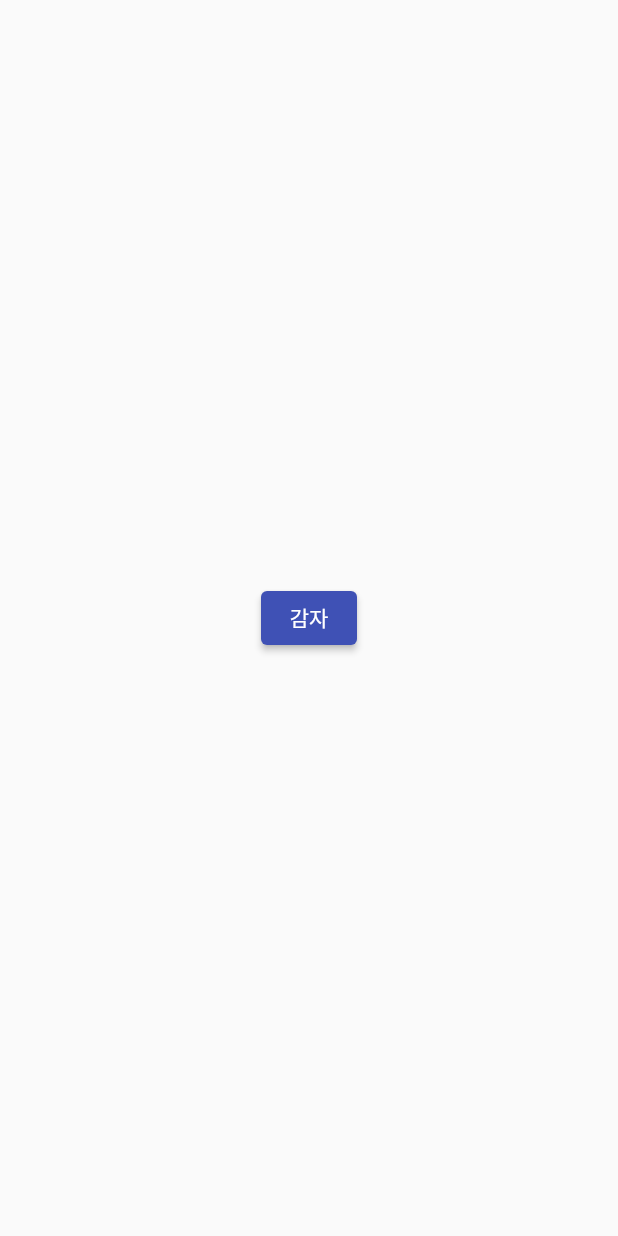
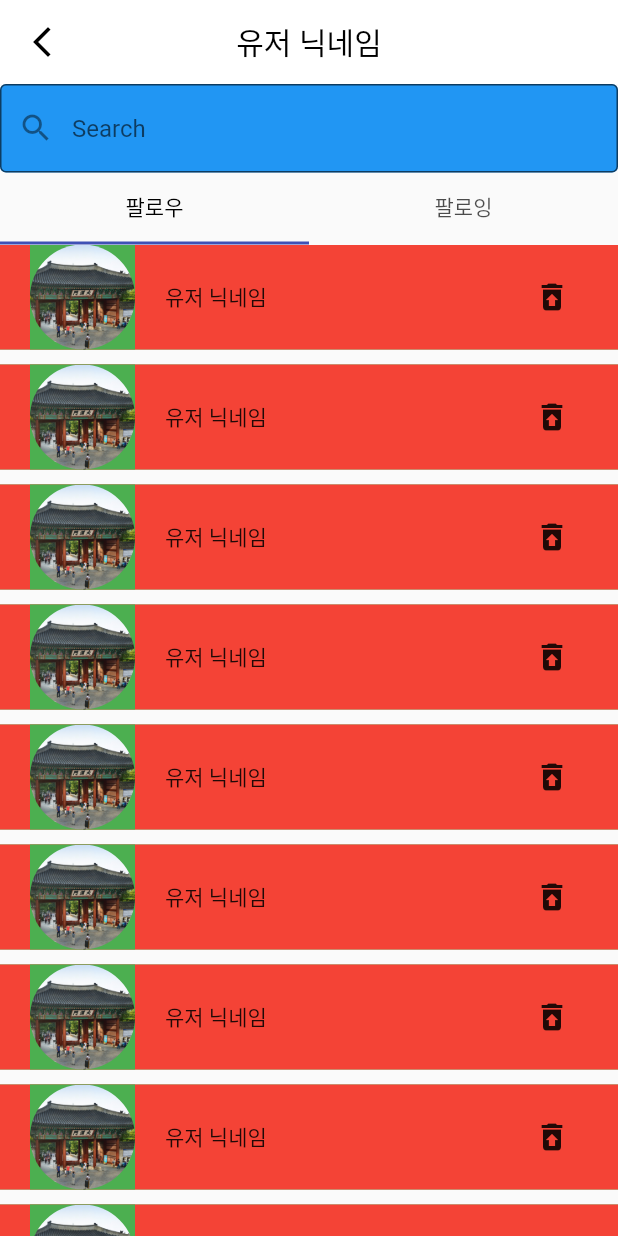
Before and after one commit to Kitjdeh/areastory, a Flutter app: the MypageFollowScreen screen opened directly, on a phone screen of 412 x 824 dp. Run offline on Flutter 3.47's test engine with Material 2 defaults, Android fonts, the phone set to English and light mode, and no system bars; our stand-ins replace beamer, image_picker; network calls fail.

Commit message:
feat: design follower,following List Screen

```diff
--- a/front/lib/component/mypage/follow/follow.dart
+++ b/front/lib/component/mypage/follow/follow.dart
@@ -1,24 +1,103 @@
 import 'package:flutter/material.dart';
+import 'package:front/component/mypage/follow/follower.dart';
+import 'package:front/component/mypage/follow/following.dart';
+import 'package:front/constant/follow_tabs.dart';
 
 class MypageFollowScreen extends StatefulWidget {
-
   const MypageFollowScreen({Key? key}) : super(key: key);
 
   @override
   State<MypageFollowScreen> createState() => _MypageFollowScreenState();
 }
 
-class _MypageFollowScreenState extends State<MypageFollowScreen> {
+class _MypageFollowScreenState extends State<MypageFollowScreen>
+    with TickerProviderStateMixin {
+  String? _inputValue;
+  String? _categoryVal;
+  late final TabController followcontroller;
+
+  @override
+  void initState() {
+    super.initState();
+
+    followcontroller = TabController(length: FOLLOWTABS.length, vsync: this);
+
+    followcontroller.addListener(() {
+      setState(() {});
+    });
+  }
+
   @override
   Widget build(BuildContext context) {
     return Scaffold(
-      body: Center(
-        child: ElevatedButton(
+      appBar: AppBar(
+        title: Text(
+          "유저 닉네임",
+          style: TextStyle(color: Colors.black),
+        ),
+        centerTitle: true,
+        backgroundColor: Colors.white,
+        elevation: 0,
+
+        /// 앱바 그림자효과 제거
+        leading: IconButton(
+          /// 뒤로가기버튼설정
+          icon: Icon(Icons.arrow_back_ios_new_outlined),
+          color: Colors.black,
           onPressed: () {
             Navigator.of(context).pop();
           },
-          child: Text('감자'),
         ),
+      ),
+      body: Column(
+        children: [
+          TextField(
+            decoration: InputDecoration(
+              hintText: "Search",
+
+              /// 배경색을 채운다 -> 배경색 변경 가능.
+              filled: true,
+              fillColor: Colors.blue,
+              border: OutlineInputBorder(),
+              prefixIcon: Icon(Icons.search),
+            ),
+            onChanged: (val) {
+              setState(() {
+                _inputValue = val;
+              });
+            },
+            onSubmitted: (val) {
+              /// 전송할 값
+              print(_inputValue);
+              /// 현재 선택된 탭바 인덱스 -> 0: 팔로우, 1: 팔로잉
+              print(followcontroller.index);
+              /// 입력 완료 후 처리할 로직
+              setState(() {
+                _inputValue = '';
+              });
+            },
+          ),
+          Expanded(
+            child: Container(
+              child: Column(
+                children: [
+                  TabBar(
+                      controller: followcontroller,
+                      labelColor: Colors.black,
+                      tabs: FOLLOWTABS
+                          .map((e) => Tab(
+                                text: e.label,
+                              ))
+                          .toList()),
+                  Expanded(
+                      child: TabBarView(
+                          controller: followcontroller,
+                          children: [FollowerListScreen(), FollowingListScreen(),]))
+                ],
+              ),
+            ),
+          )
+        ],
       ),
     );
   }
--- /dev/null
+++ b/front/lib/component/mypage/follow/follower.dart
@@ -0,0 +1,87 @@
+import 'package:flutter/material.dart';
+
+class FollowerListScreen extends StatelessWidget {
+  final List<int> numbers = List.generate(100, (index) => index);
+
+  FollowerListScreen({Key? key}) : super(key: key);
+
+  @override
+  Widget build(BuildContext context) {
+    return Scaffold(
+      body: renderSeparated(),
+    );
+  }
+
+  Widget renderSeparated() {
+    return ListView.separated(
+      itemCount: 100,
+      itemBuilder: (context, index) {
+        return renderContainer();
+      },
+      separatorBuilder: (context, index) {
+        return SizedBox(
+          height: 10,
+        );
+      },
+    );
+  }
+
+  Widget renderContainer({
+    double? height,
+  }) {
+    return Container(
+      height: height ?? 70,
+      color: Colors.green,
+      child: Container(
+        color: Colors.red,
+        child: Row(
+          mainAxisAlignment: MainAxisAlignment.spaceBetween,
+          children: [
+            /// 프로필 사진
+            /// 컨테이너는 넓이, 높이 설정안하면 -> 자동으로 최대크기
+            /// sizedbox는 하나라도 설정안하면 -> 자동으로 child의 최대크기
+            Container(
+              margin: EdgeInsets.symmetric(horizontal: 20),
+              color: Colors.green,
+              width: 70,
+              height: 70,
+
+              /// ClipRRect: R이 2개다. 그리고 강제로 차일드의 모양을 강제로 잡아주는 용도.
+              child: ClipRRect(
+                /// 가장 완벽한 원을 만드는 방법은 상위가 되었든 뭐든, 높이길이의 50%(높이=넓이)
+                borderRadius: BorderRadius.circular(35),
+                child: Image.asset(
+                  'asset/img/test01.jpg',
+                  fit: BoxFit.cover,
+                ),
+              ),
+            ),
+
+            Expanded(
+              child: Container(
+                margin: EdgeInsets.only(right: 20),
+                child: Text(
+                  "유저 닉네임",
+                  overflow: TextOverflow.ellipsis, // 글자가 너무 길 경우 생략되도록 설정
+                ),
+              ),
+            ),
+
+            /// 버튼은 분기처리해야함.(팔로워 해제)
+            Padding(
+              padding: const EdgeInsets.only(right: 20.0),
+              child: IconButton(
+                  onPressed: () {
+
+                  },
+                  icon: Icon(Icons.restore_from_trash)
+              ),
+            )
+            /// 팔로워 신청
+            // IconButton(onPressed: (){}, icon: Icon(Icons.restore_from_trash))
+          ],
+        ),
+      ),
+    );
+  }
+}
--- /dev/null
+++ b/front/lib/constant/follow_tabs.dart
@@ -0,0 +1,16 @@
+import 'package:flutter/material.dart';
+
+class TabInfo {
+  // 라벨(string)이 따로 표시되는게 없다.
+  // 현재 임시로 자체 Icons에 있는걸 사용하지만, 추후 svg로 다운받아서 asset폴더에서 가져와야한다.
+  final IconData icon;
+  final String label;
+
+  // 아마 새로운 게시글 생성하는것 관련은 공부를 해야한다.
+  const TabInfo({required this.icon, required this.label});
+}
+
+const FOLLOWTABS = [
+  TabInfo(icon: Icons.book_outlined, label: '팔로우'),
+  TabInfo(icon: Icons.map_outlined, label: '팔로잉'),
+];
```
Also changed, not shown: front/lib/component/mypage/follow/following.dart (added, +87 -0 lines), front/lib/screen/mypage_screen.dart (+47 -21 lines).
